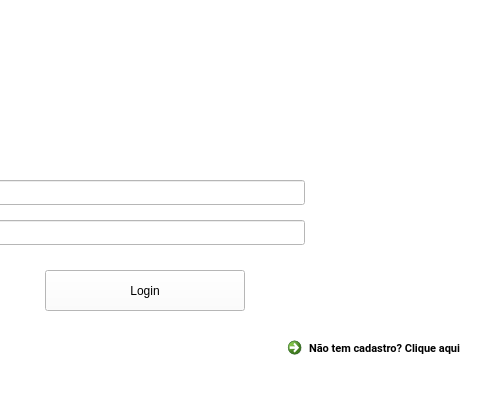
Qt form mainwindow.ui (CC4652/hotelProject) before a commit; both pictures show x 270 to 750 and y 0 to 400 of the 750 by 400 pixel window.
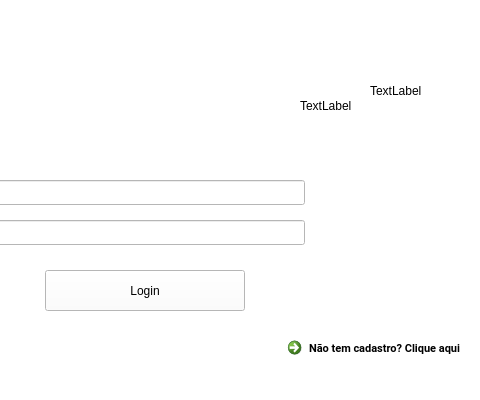
The same form after that commit. The open tabs and pages were chosen to show the change. Icons and pictures are not drawn.

```diff
--- a/mainwindow.ui
+++ b/mainwindow.ui
@@ -127,6 +127,32 @@
        <string/>
       </property>
      </widget>
+     <widget class="QLabel" name="txtLESQ">
+      <property name="geometry">
+       <rect>
+        <x>490</x>
+        <y>60</y>
+        <width>51</width>
+        <height>111</height>
+       </rect>
+      </property>
+      <property name="text">
+       <string>TextLabel</string>
+      </property>
+     </widget>
+     <widget class="QLabel" name="txtLESD">
+      <property name="geometry">
+       <rect>
+        <x>560</x>
+        <y>60</y>
+        <width>66</width>
+        <height>81</height>
+       </rect>
+      </property>
+      <property name="text">
+       <string>TextLabel</string>
+      </property>
+     </widget>
     </widget>
     <widget class="QWidget" name="page_3">
      <widget class="QWidget" name="formLayoutWidget">
```
Left out of the diff: 2 changed lines with no effect on the pictures.
